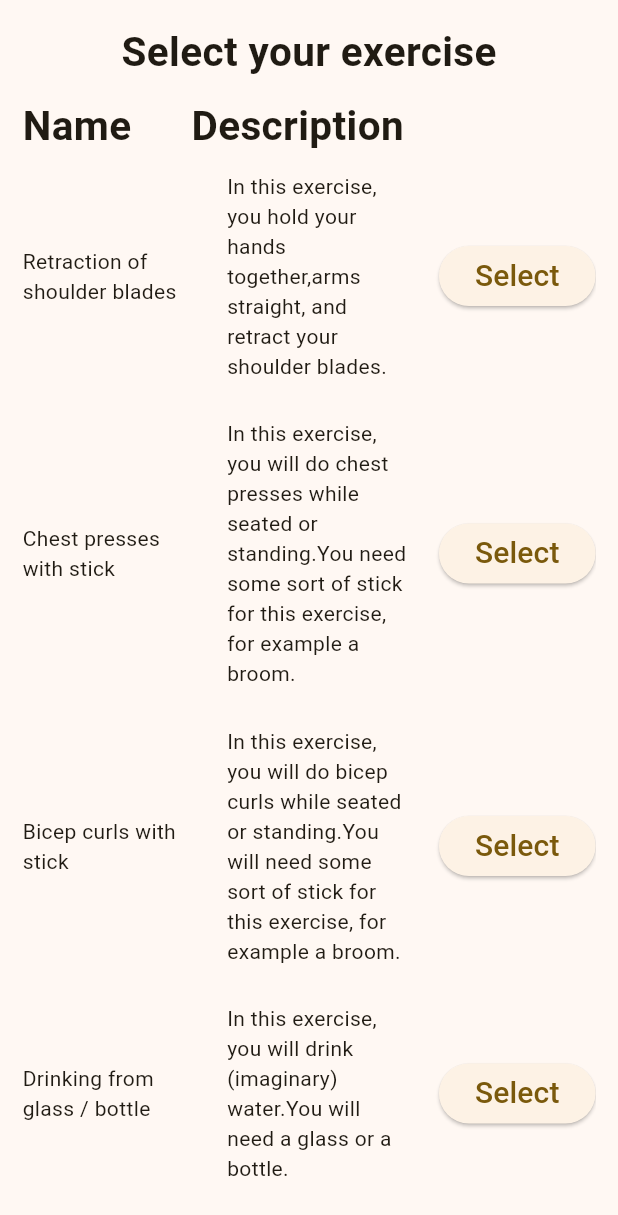
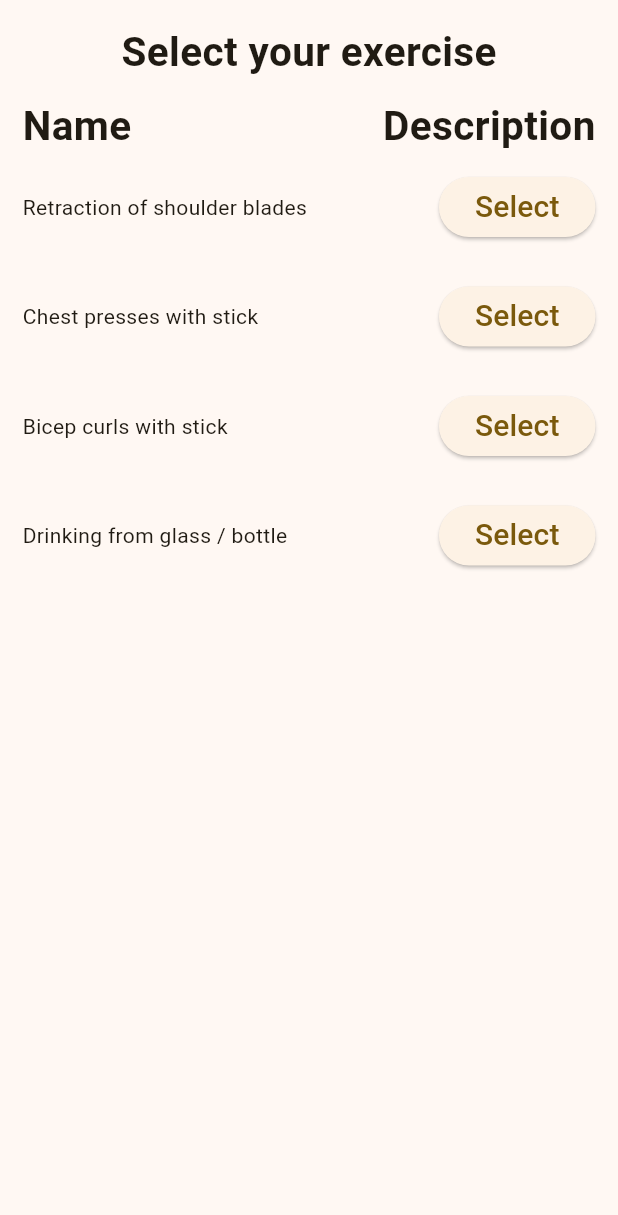
Before and after one commit to hURKa-friends/TP-RehabApp, a Flutter app: the ExerciseSelectView screen opened directly, item 3 of the bottom bar chosen, on a phone screen of 412 x 824 dp. Shown: the top 1215 px of the screen. Run offline on Flutter 3.47's test engine with Material 3 defaults, Android fonts, the light colour scheme and no system bars; our stand-ins replace audioplayers, permission_handler, sensors_plus, syncfusion_flutter_charts; missing offline and left inert: light_sensor.

Commit message:
Fixed exercise tutorials

```diff
--- a/lib/arm_rehab/models/arm_model.dart
+++ b/lib/arm_rehab/models/arm_model.dart
@@ -2,12 +2,10 @@ import 'package:flutter/material.dart';
 
 enum SelectedArm {left, right}
 enum SelectedPos {shoulder, wrist}
-enum SelectedOrient {frontUp, frontDown, backUp, backDown}
 
 class SelectedOptions {
   static late SelectedArm arm;
   static late SelectedPos pos;
-  static late SelectedOrient orient;
   static late int exercise;
   static late int repetitions;
 
@@ -116,20 +114,14 @@ Widget space(double size) {
   );
 }
 
-Row exercise(String name, String description, int exerciseNumber, void Function() selectPage) {
+Row exercise(String name, int exerciseNumber, void Function() selectPage) {
   return Row( // Exercise
-    mainAxisAlignment: MainAxisAlignment.start,
+    mainAxisAlignment: MainAxisAlignment.spaceBetween,
     crossAxisAlignment: CrossAxisAlignment.center,
     children: [
       Flexible(
         child: Text(
           name,
-        ),
-      ),
-      space(15),
-      Flexible(
-        child: Text(
-          description,
         ),
       ),
       space(20),
--- a/lib/arm_rehab/view_models/orient_select_view_model.dart
+++ b/lib/arm_rehab/view_models/orient_select_view_model.dart
@@ -1,7 +1,7 @@
 import 'package:flutter/material.dart';
 import 'package:provider/provider.dart';
 
-import 'package:rehab_app/services/page_management/models/stateful_page_model.dart';
+import 'package:rehab_app/services/page_management/models/stateless_page_model.dart';
 import 'package:rehab_app/services/page_management/view_models/page_navigator_view_model.dart';
 
 class OrientSelectViewModel extends ChangeNotifier {
@@ -19,7 +19,7 @@ class OrientSelectViewModel extends ChangeNotifier {
     // Here you can call ViewModel disposal code.
   }
 
-  void selectPage(BuildContext context, StatefulPage page) {
+  void selectPage(BuildContext context, StatelessPage page) {
     var navigatorViewModel = Provider.of<PageNavigatorViewModel>(context, listen: false);
     navigatorViewModel.selectPage(context, page);
   }
--- a/lib/arm_rehab/views/exercise_select_view.dart
+++ b/lib/arm_rehab/views/exercise_select_view.dart
@@ -46,7 +46,7 @@ class ExerciseSelectView extends StatelessPage {
             ),
             space(10),
             Row(
-              mainAxisAlignment: MainAxisAlignment.start,
+              mainAxisAlignment: MainAxisAlignment.spaceBetween,
               crossAxisAlignment: CrossAxisAlignment.center,
               children: [
                 Text(
@@ -69,8 +69,6 @@ class ExerciseSelectView extends StatelessPage {
                 children: <Widget>[
                   exercise(
                     "Retraction of shoulder blades",
-                    "In this exercise, you hold your hands together,"
-                        "arms straight, and retract your shoulder blades.",
                     1,
                     () {
                       exerciseSelectViewModel.selectPage(context, ArmSelectView(icon: Icons.accessibility_new, title: "Arm rehabilitation"));
@@ -79,8 +77,6 @@ class ExerciseSelectView extends StatelessPage {
                   space(25),
                   exercise(
                       "Chest presses with stick",
-                      "In this exercise, you will do chest presses while seated or standing."
-                          "You need some sort of stick for this exercise, for example a broom.",
                       2,
                       () {
                         exerciseSelectViewModel.selectPage(context, ArmSelectView(icon: Icons.accessibility_new, title: "Arm rehabilitation"));
@@ -89,8 +85,6 @@ class ExerciseSelectView extends StatelessPage {
                   space(25),
                   exercise(
                       "Bicep curls with stick",
-                      "In this exercise, you will do bicep curls while seated or standing."
-                          "You will need some sort of stick for this exercise, for example a broom.",
                       3,
                       () {
                         exerciseSelectViewModel.selectPage(context, ArmSelectView(icon: Icons.accessibility_new, title: "Arm rehabilitation"));
@@ -99,8 +93,6 @@ class ExerciseSelectView extends StatelessPage {
                   space(25),
                   exercise(
                       "Drinking from glass / bottle",
-                      "In this exercise, you will drink (imaginary) water."
-                          "You will need a glass or a bottle.",
                       4,
                       () {
                         exerciseSelectViewModel.selectPage(context, ArmSelectView(icon: Icons.accessibility_new, title: "Arm rehabilitation"));
```
Also changed, not shown: lib/arm_rehab/view_models/repetition_select_view_model.dart (+9 -2 lines), lib/arm_rehab/views/exercise_start_view.dart (+2 -7 lines), lib/arm_rehab/views/orient_select_view.dart (+11 -58 lines), lib/arm_rehab/views/repetition_select_view.dart (+22 -11 lines).
